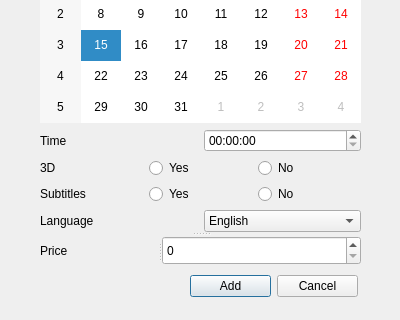
Above: Mainwindow/add_show/addshowdialog.ui from Drakenhielm/Biobokningssystem before the change; both pictures show x 0 to 400 and y 216 to 536 of the 400 by 536 pixel window. Below: the same form after it.
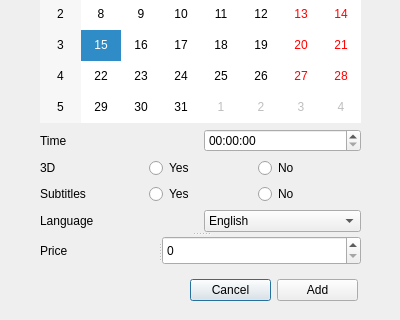
That is the form after the change.

The edit to the form file:
```diff
--- a/Mainwindow/add_show/addshowdialog.ui
+++ b/Mainwindow/add_show/addshowdialog.ui
@@ -19,21 +19,21 @@
      <x>190</x>
      <y>490</y>
      <width>168</width>
-     <height>25</height>
+     <height>32</height>
     </rect>
    </property>
    <layout class="QHBoxLayout" name="horizontalLayout_7">
     <item>
-     <widget class="QPushButton" name="addShowButton">
+     <widget class="QPushButton" name="cancelShowButton">
       <property name="text">
-       <string>Add</string>
+       <string>Cancel</string>
       </property>
      </widget>
     </item>
     <item>
-     <widget class="QPushButton" name="cancelShowButton">
+     <widget class="QPushButton" name="addShowButton">
       <property name="text">
-       <string>Cancel</string>
+       <string>Add</string>
       </property>
      </widget>
     </item>
```
